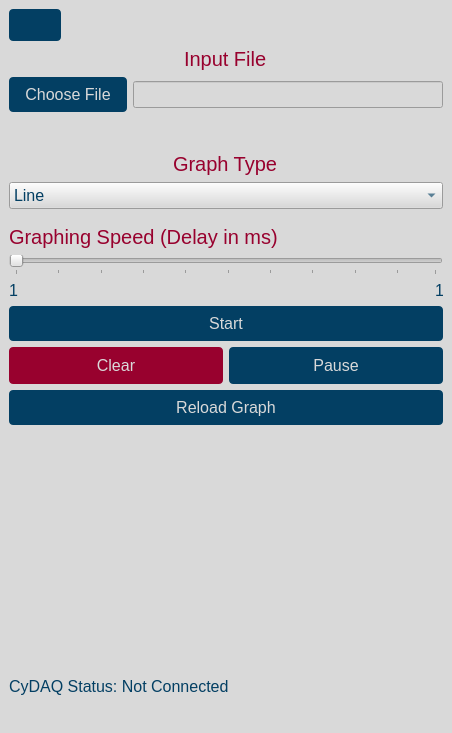
Above: gui/qtdesigner/LiveStream.ui from wyattduber/CyDAQ before the change. Below: the same form after it.
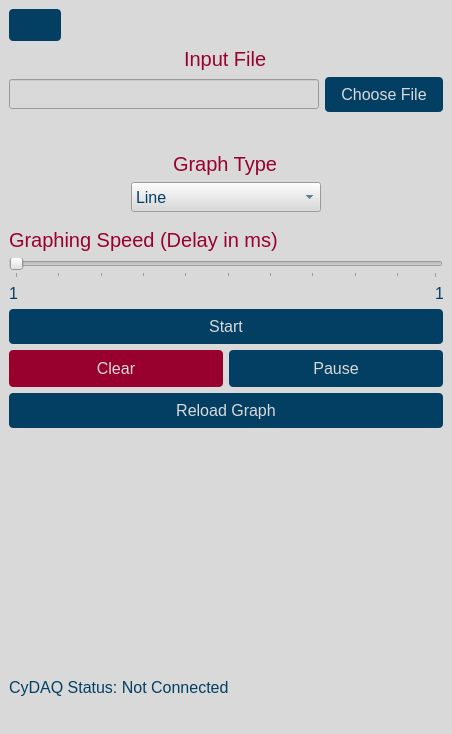
That is the form after the change. Icons and pictures are not drawn.

Commit message: Changed a bit of LiveStream ui

What changed in the file:
```diff
--- a/gui/qtdesigner/LiveStream.ui
+++ b/gui/qtdesigner/LiveStream.ui
@@ -10,7 +10,7 @@
     <x>0</x>
     <y>0</y>
     <width>452</width>
-    <height>733</height>
+    <height>734</height>
    </rect>
   </property>
   <property name="minimumSize">
@@ -113,6 +113,16 @@
       </item>
       <item>
        <layout class="QHBoxLayout" name="horizontalLayout_3">
+        <item>
+         <widget class="QLineEdit" name="infile_line">
+          <property name="minimumSize">
+           <size>
+            <width>190</width>
+            <height>30</height>
+           </size>
+          </property>
+         </widget>
+        </item>
         <item>
          <widget class="QPushButton" name="choose_file_btn">
           <property name="text">
@@ -120,9 +130,6 @@
           </property>
          </widget>
         </item>
-        <item>
-         <widget class="QLineEdit" name="infile_line"/>
-        </item>
        </layout>
       </item>
       <item>
@@ -176,8 +183,14 @@
         </property>
        </widget>
       </item>
-      <item>
+      <item alignment="Qt::AlignHCenter">
        <widget class="QComboBox" name="graph_type_dropdown">
+        <property name="minimumSize">
+         <size>
+          <width>190</width>
+          <height>30</height>
+         </size>
+        </property>
         <item>
          <property name="text">
           <string>Line</string>
```
